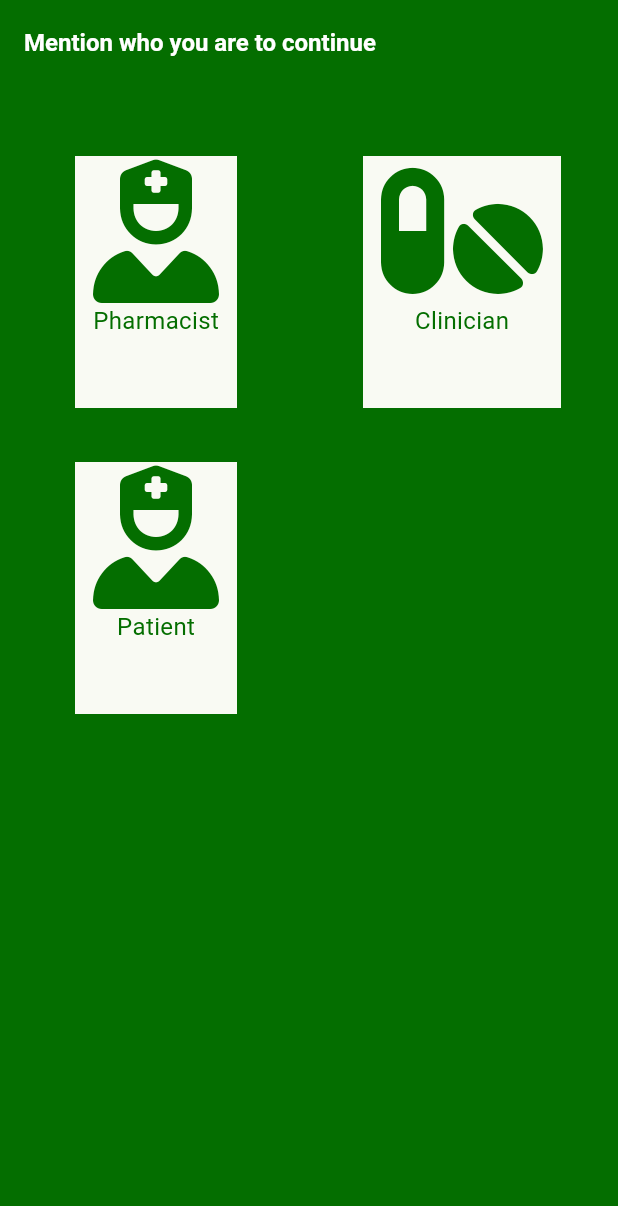
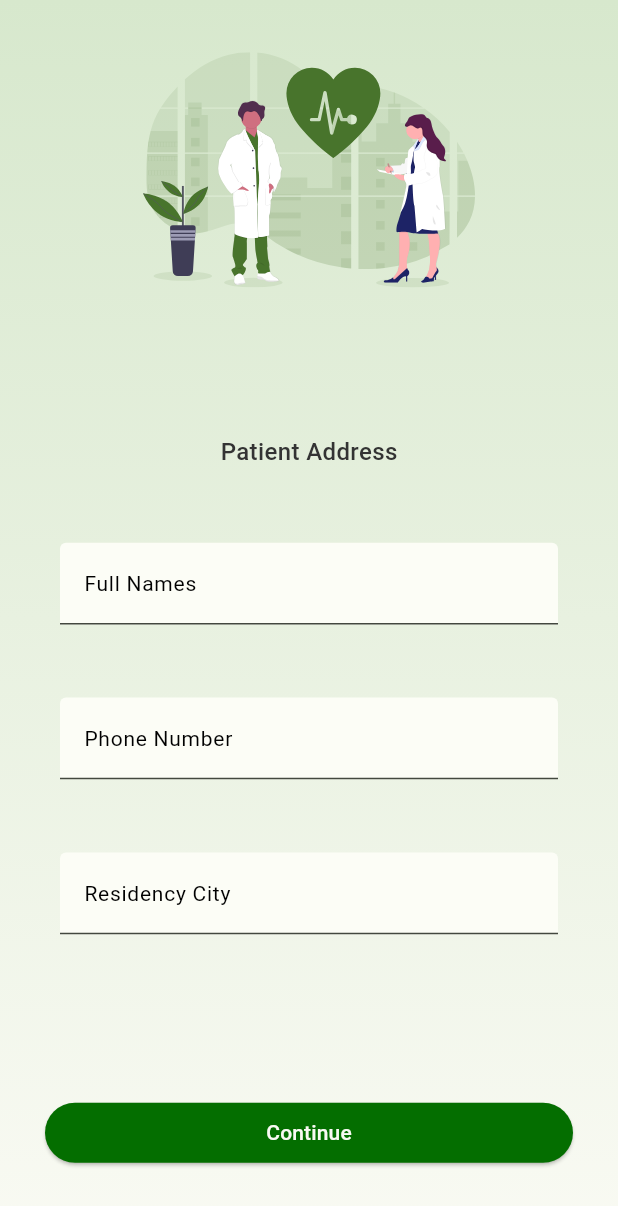
Before and after one commit to nahimanajz/Healthier, a Flutter app: the screen it shows after launch, on a phone screen of 412 x 824 dp. Shown: the top 1206 px of the screen. Run offline on Flutter 3.47's test engine with Material 2 defaults, Android fonts, the phone set to English and light mode, and no system bars; our stand-ins replace flutter_svg, font_awesome_flutter.

Commit message:
feat: Design presscription step one

```diff
--- a/lib/main.dart
+++ b/lib/main.dart
@@ -1,5 +1,5 @@
 import 'package:flutter/material.dart';
-import 'package:healthier/screens/home.dart';
+import 'package:healthier/screens/prescribe.screen.dart';
 
 import 'utils/color_schemes.g.dart';
 
@@ -9,7 +9,9 @@ void main() {
       theme: ThemeData(useMaterial3: true, colorScheme: lightColorScheme),
       darkTheme: ThemeData(useMaterial3: true, colorScheme: darkColorScheme),
       themeMode: ThemeMode.system,
-      home: const HomeScreen(),
+      debugShowCheckedModeBanner: false,
+      //home: const HomeScreen(),
+      home: const PrescribeScreen(),
     ),
   );
 }
--- a/lib/screens/home.dart
+++ b/lib/screens/home.dart
@@ -41,22 +41,16 @@ class HomeScreen extends StatelessWidget {
             ),
             CustomIconButton(
               userType: "Clinician",
-              icon: FaIcon(
-                FontAwesomeIcons.pills,
-                size: 96,
-                color: lightColorScheme.primary,
-              ),
+              icon: Icon(Icons.local_hospital,
+                  color: lightColorScheme.primary, size: 90.0),
               onNavigateTo: () {
                 print("Navigating to a screen 2...");
               },
             ),
             CustomIconButton(
               userType: "Patient",
-              icon: FaIcon(
-                FontAwesomeIcons.userNurse,
-                size: 96,
-                color: lightColorScheme.primary,
-              ),
+              icon: Icon(Icons.hotel_sharp,
+                  color: lightColorScheme.primary, size: 90.0),
               onNavigateTo: () {
                 print("Navigating to a screen 3...");
               },
--- /dev/null
+++ b/lib/screens/prescribe.screen.dart
@@ -0,0 +1,123 @@
+import 'package:flutter/material.dart';
+import 'package:flutter_svg/flutter_svg.dart';
+import 'package:healthier/utils/color_schemes.g.dart';
+import 'package:healthier/widgets/styles/gradient.decoration.dart';
+
+import '../widgets/styles/KTextStyle.dart';
+
+class PrescribeScreen extends StatefulWidget {
+  const PrescribeScreen({super.key});
+
+  @override
+  State<PrescribeScreen> createState() => _PrescribeScreenState();
+}
+
+class _PrescribeScreenState extends State<PrescribeScreen> {
+  final _formKey = GlobalKey<FormState>();
+
+  final _fullNamesController = TextEditingController();
+  final _phoneNumberController = TextEditingController();
+  final _residencyCityController = TextEditingController();
+
+  @override
+  void initState() {
+    super.initState();
+    _fullNamesController.addListener(() => setState(() {}));
+  }
+
+  @override
+  void dispose() {
+    _fullNamesController.dispose();
+    _phoneNumberController.dispose();
+    _residencyCityController.dispose();
+    super.dispose();
+  }
+
+  @override
+  Widget build(BuildContext context) {
+    return Scaffold(
+      body: ListView(
+        children: [
+          Container(
+            padding: const EdgeInsets.all(20.0),
+            decoration: gradientDecoration,
+            height: MediaQuery.of(context).size.height,
+            child: Column(
+              mainAxisAlignment: MainAxisAlignment.spaceAround,
+              crossAxisAlignment: CrossAxisAlignment.stretch,
+              children: [
+                Flexible(
+                  flex: 1,
+                  child: Center(
+                    child: SvgPicture.asset('assets/images/clinic.svg'),
+                  ),
+                ),
+                Flexible(
+                  flex: 3,
+                  child: Padding(
+                    padding: EdgeInsets.all(20.0),
+                    child: Form(
+                      key: _formKey,
+                      child: Column(
+                        mainAxisAlignment: MainAxisAlignment.spaceEvenly,
+                        children: <Widget>[
+                          KTextStyle(
+                            text: 'Patient Address',
+                            color: lightColorScheme.onSurface,
+                            size: 16.0,
+                            fontWeight: FontWeight.w500,
+                          ),
+                          buildTextFormField(
+                              "Full Names", _fullNamesController),
+                          buildTextFormField(
+                              "Phone Number", _phoneNumberController),
+                          buildTextFormField(
+                              "Residency City", _residencyCityController),
+                        ],
+                      ),
+                    ),
+                  ),
+                ),
+                Flexible(
+                  flex: 1,
+                  child: Padding(
+                    padding: const EdgeInsets.all(10.0),
+                    child: ElevatedButton(
+                      onPressed: () {
+                        debugPrint(_fullNamesController.text);
+                        debugPrint(_phoneNumberController.text);
+                        debugPrint(_residencyCityController.text);
+                      },
+                      style: ElevatedButton.styleFrom(
+                          backgroundColor: lightColorScheme.primary),
+                      child: Text(
+                        "Continue",
+                        style: TextStyle(color: lightColorScheme.surface),
+                      ),
+                    ),
+                  ),
+                )
+              ],
+            ),
+          ),
+        ],
+      ),
+    );
+  }
+
+  TextFormField buildTextFormField(
+      String title, TextEditingController controller) {
+    return TextFormField(
+      controller: controller,
+      decoration: InputDecoration(
+        filled: true,
+        fillColor: lightColorScheme.background,
+        labelText: title,
+        labelStyle: TextStyle(
+            color: lightColorScheme.scrim,
+            fontSize: 14,
+            decorationColor: lightColorScheme.scrim),
+      ),
+    );
+  }
+}
--- a/lib/widgets/custom_icon_button.dart
+++ b/lib/widgets/custom_icon_button.dart
@@ -7,16 +7,17 @@ class CustomIconButton extends StatelessWidget {
   final Widget icon;
   final void Function() onNavigateTo;
 
-  CustomIconButton(
-      {required this.userType, required this.icon, required this.onNavigateTo});
+  const CustomIconButton(
+      {super.key,
+      required this.userType,
+      required this.icon,
+      required this.onNavigateTo});
 
   @override
   Widget build(BuildContext context) {
     return IconButton(
-      padding: EdgeInsets.fromLTRB(12.0, 8.0, 12.0, 8.0),
-      onPressed: () => {
-        // TODO: handle navigation logic here
-      },
+      padding: const EdgeInsets.fromLTRB(12.0, 8.0, 12.0, 8.0),
+      onPressed: onNavigateTo,
       icon: Container(
           decoration: BoxDecoration(
               shape: BoxShape.rectangle, color: lightColorScheme.surface),
@@ -27,10 +28,11 @@ class CustomIconButton extends StatelessWidget {
                 child: icon,
               ),
               Padding(
-                padding: EdgeInsets.fromLTRB(12.0, 0.0, 12.0, 0.0),
+                padding: const EdgeInsets.fromLTRB(12.0, 0.0, 12.0, 0.0),
                 child: Text(
-                  userType ?? " ",
-                  style: TextStyle(color: Color(0xFF046E00), fontSize: 16),
+                  userType,
+                  style:
+                      const TextStyle(color: Color(0xFF046E00), fontSize: 16),
                 ),
               )
             ],
--- /dev/null
+++ b/lib/widgets/styles/KTextStyle.dart
@@ -0,0 +1,28 @@
+import 'package:flutter/material.dart';
+
+class KTextStyle extends StatelessWidget {
+  final String text;
+
+  final Color color;
+  final FontWeight? fontWeight;
+  final double size;
+
+  const KTextStyle(
+      {super.key,
+      required this.text,
+      required this.color,
+      this.fontWeight,
+      required this.size});
+
+  @override
+  Widget build(BuildContext context) {
+    return Text(
+      text,
+      style: TextStyle(
+          fontSize: size,
+          fontWeight: fontWeight,
+          color: color,
+          fontFamily: 'Roboto'),
+    );
+  }
+}
--- /dev/null
+++ b/lib/widgets/styles/gradient.decoration.dart
@@ -0,0 +1,11 @@
+import 'package:flutter/material.dart';
+
+import '../../utils/color_schemes.g.dart';
+
+var gradientDecoration = BoxDecoration(
+  gradient: LinearGradient(
+    begin: Alignment.topCenter,
+    end: Alignment.bottomCenter,
+    colors: [lightColorScheme.secondaryContainer, lightColorScheme.surface],
+  ),
+);
```
Also changed, not shown: pubspec.yaml (+3 -52 lines), assets/images/clinic.svg (added), lib/utils/color_schemes.g.dart, pubspec.lock.
